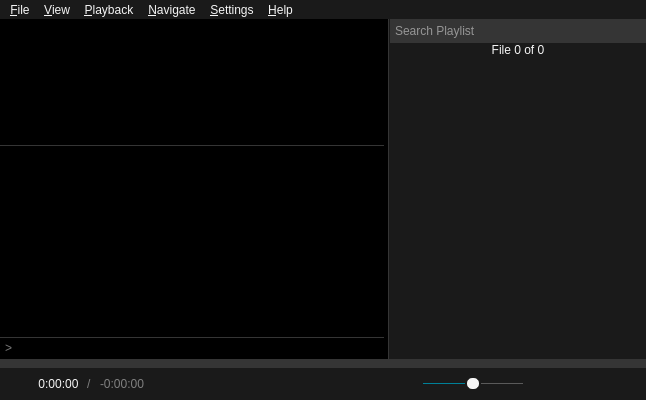
gitter-badger/mochi-player, file src/ui/mainwindow.ui: the form before one commit.
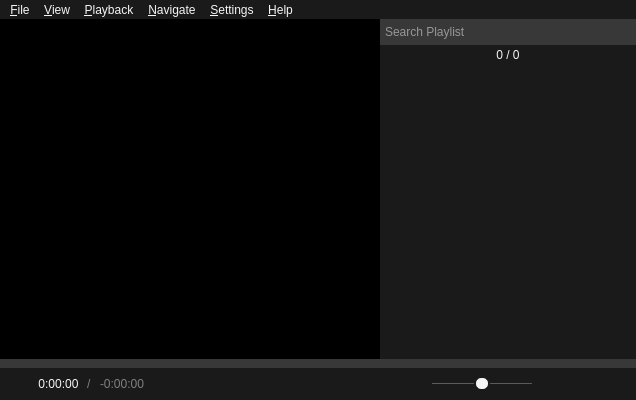
The form after the commit. Icons and pictures are not drawn. Custom widgets are drawn as their Qt base class.

What changed in the file:
```diff
--- a/src/ui/mainwindow.ui
+++ b/src/ui/mainwindow.ui
@@ -6,7 +6,7 @@
    <rect>
     <x>0</x>
     <y>0</y>
-    <width>646</width>
+    <width>636</width>
     <height>400</height>
    </rect>
   </property>
@@ -40,7 +40,7 @@
 	background: #1A1A1A;
 }
 QMenuBar::item:selected {
-	background: #008098;
+	background: #383838;
 }
 
 QMenu {
@@ -56,9 +56,7 @@
 QMenu::item::disabled {
 	color: gray;
 }
-QMenu::item::disabled:selected {
-	color: black;
-}
+/* QMenu::item::disabled:selected { } */
 QMenu::separator {
 	background: #5A5A5A;
 	height: 1px;
@@ -76,12 +74,12 @@
 
 #outputTextEdit {
 	font: 12px &quot;Courier New&quot;, monospace;
-	border-top: 1px solid #353535;
+	border-top: 1px solid #383838;
 }
 
 #inputLineEdit {
 	font: 12px &quot;Courier New&quot;,monospace;
-	border-top: 1px solid #353535;
+	border-top: 1px solid #383838;
 	padding: 2px;
 }
 #inputLineEdit:focus {
@@ -90,15 +88,11 @@
 
 /* Playlist group */
 
-#playlistLayoutWidget {
-	border-left: 1px solid #353535
-}
-
 #searchBox {
-	background: #353535;
-	border: 1px solid #353535;
+	background: #383838;
+	border: 1px solid #383838;
 	font-size: 12px;
-	padding: 3px 2px;
+	padding: 4px 2px;
 }
 #searchBox:focus {
 	border-color: #008098;
@@ -121,10 +115,10 @@
 }
 #playlistWidget::item {
 	background: #1A1A1A;
-	padding: 3px 0px;
+	padding: 4px 2px;
 }
 #playlistWidget::item:selected {
-	background: #008098;
+	background: #383838;
 }
 #playlistWidget:item:selected:active,
 #playlistWidget:item:selected:!active {
@@ -148,7 +142,7 @@
 }
 QScrollBar::add-page:vertical,
 QScrollBar::sub-page:vertical  {
-	background: #5A5A5A;
+	background: #383838;
 	margin: 0 2px;
 }
 QScrollBar::up-arrow:vertical,
@@ -171,7 +165,7 @@
 }
 QScrollBar::add-page:horizontal,
 QScrollBar::sub-page:horizontal {
-	background: #5A5A5A;
+	background: #383838;
 	margin: 2px 0;
 }
 QScrollBar::left-arrow:horizontal,
@@ -243,39 +237,7 @@
           <number>0</number>
          </property>
          <item>
-          <widget class="QPlainTextEdit" name="outputTextEdit">
-           <property name="contextMenuPolicy">
-            <enum>Qt::PreventContextMenu</enum>
-           </property>
-           <property name="acceptDrops">
-            <bool>false</bool>
-           </property>
-           <property name="frameShape">
-            <enum>QFrame::NoFrame</enum>
-           </property>
-           <property name="undoRedoEnabled">
-            <bool>false</bool>
-           </property>
-           <property name="readOnly">
-            <bool>true</bool>
-           </property>
-          </widget>
-         </item>
-         <item>
-          <widget class="CustomLineEdit" name="inputLineEdit">
-           <property name="mouseTracking">
-            <bool>false</bool>
-           </property>
-           <property name="focusPolicy">
-            <enum>Qt::ClickFocus</enum>
-           </property>
-           <property name="placeholderText">
-            <string>&gt;</string>
-           </property>
-           <property name="clearButtonEnabled">
-            <bool>true</bool>
-           </property>
-          </widget>
+          <widget class="IPythonWidget" name="consoleWidget" native="true"/>
          </item>
         </layout>
        </widget>
@@ -292,7 +254,7 @@
          <number>0</number>
         </property>
         <property name="leftMargin">
-         <number>2</number>
+         <number>0</number>
         </property>
         <property name="topMargin">
          <number>0</number>
@@ -301,7 +263,7 @@
          <number>0</number>
         </property>
         <property name="bottomMargin">
-         <number>0</number>
+         <number>1</number>
         </property>
         <item>
          <widget class="QLineEdit" name="searchBox">
@@ -319,41 +281,6 @@
           </property>
          </widget>
         </item>
-        <item>
-         <widget class="CustomLabel" name="indexLabel">
-          <property name="cursor">
-           <cursorShape>PointingHandCursor</cursorShape>
-          </property>
-          <property name="toolTip">
-           <string>Click to play a file by index</string>
-          </property>
-          <property name="text">
-           <string>File 0 of 0</string>
-          </property>
-          <property name="alignment">
-           <set>Qt::AlignCenter</set>
-          </property>
-          <property name="margin">
-           <number>4</number>
-          </property>
-         </widget>
-        </item>
-        <item>
-         <widget class="PlaylistWidget" name="playlistWidget">
-          <property name="focusPolicy">
-           <enum>Qt::ClickFocus</enum>
-          </property>
-          <property name="contextMenuPolicy">
-           <enum>Qt::DefaultContextMenu</enum>
-          </property>
-          <property name="frameShape">
-           <enum>QFrame::NoFrame</enum>
-          </property>
-          <property name="dragDropMode">
-           <enum>QAbstractItemView::InternalMove</enum>
-          </property>
-         </widget>
-        </item>
         <item>
          <widget class="QWidget" name="playlistControlLayout" native="true">
           <layout class="QHBoxLayout" name="horizontalLayout">
@@ -380,14 +307,27 @@
              <property name="toolTip">
               <string>Select the Current File</string>
              </property>
+             <property name="styleSheet">
+              <string notr="true">QPushButton {
+	padding: 2px;
+	margin: 1px;
+}
+QPushButton:flat {
+    border: none; /* no border for a flat push button */
+}
+QPushButton:flat:pressed {
+	background: #383838;
+	border-radius: 2px;
+}</string>
+             </property>
              <property name="icon">
               <iconset resource="../rsclist.qrc">
                <normaloff>:/img/select_current.svg</normaloff>:/img/select_current.svg</iconset>
              </property>
              <property name="iconSize">
               <size>
-               <width>16</width>
-               <height>16</height>
+               <width>12</width>
+               <height>12</height>
               </size>
              </property>
              <property name="flat">
@@ -409,34 +349,36 @@
             </spacer>
            </item>
            <item>
-            <widget class="QPushButton" name="hideFilesButton">
-             <property name="focusPolicy">
-              <enum>Qt::NoFocus</enum>
+            <widget class="CustomLabel" name="indexLabel">
+             <property name="cursor">
+              <cursorShape>PointingHandCursor</cursorShape>
              </property>
              <property name="toolTip">
               <string>Hide files with different extensions</string>
              </property>
-             <property name="icon">
-              <iconset resource="../rsclist.qrc">
-               <normaloff>:/img/disabled_hide_files.svg</normaloff>
-               <normalon>:/img/enabled_hide_files.svg</normalon>
-               <disabledon>:/img/enabled_hide_files.svg</disabledon>
-               <activeon>:/img/enabled_hide_files.svg</activeon>
-               <selectedon>:/img/enabled_hide_files.svg</selectedon>:/img/disabled_hide_files.svg</iconset>
+             <property name="text">
+              <string>0 / 0</string>
              </property>
-             <property name="iconSize">
+             <property name="alignment">
+              <set>Qt::AlignCenter</set>
+             </property>
+             <property name="margin">
+              <number>4</number>
+             </property>
+            </widget>
+           </item>
+           <item>
+            <spacer name="horizontalSpacer_6">
+             <property name="orientation">
+              <enum>Qt::Horizontal</enum>
+             </property>
+             <property name="sizeHint" stdset="0">
               <size>
-               <width>16</width>
-               <height>16</height>
+               <width>40</width>
+               <height>20</height>
               </size>
              </property>
-             <property name="checkable">
-              <bool>true</bool>
-             </property>
-             <property name="flat">
-              <bool>true</bool>
-             </property>
-            </widget>
+            </spacer>
            </item>
            <item>
             <widget class="QPushButton" name="refreshButton">
@@ -446,14 +388,27 @@
              <property name="toolTip">
               <string>Refresh Playlist</string>
              </property>
+             <property name="styleSheet">
+              <string notr="true">QPushButton {
+	padding: 2px;
+	margin: 1px;
+}
+QPushButton:flat {
+    border: none; /* no border for a flat push button */
+}
+QPushButton:flat:pressed {
+	background: #383838;
+	border-radius: 2px;
+}</string>
+             </property>
              <property name="icon">
               <iconset resource="../rsclist.qrc">
                <normaloff>:/img/refresh_view.svg</normaloff>:/img/refresh_view.svg</iconset>
              </property>
              <property name="iconSize">
               <size>
-               <width>16</width>
-               <height>16</height>
+               <width>12</width>
+               <height>12</height>
               </size>
              </property>
              <property name="flat">
@@ -464,6 +419,22 @@
           </layout>
          </widget>
         </item>
+        <item>
+         <widget class="PlaylistWidget" name="playlistWidget">
+          <property name="focusPolicy">
+           <enum>Qt::ClickFocus</enum>
+          </property>
+          <property name="contextMenuPolicy">
+           <enum>Qt::DefaultContextMenu</enum>
+          </property>
+          <property name="frameShape">
+           <enum>QFrame::NoFrame</enum>
+          </property>
+          <property name="dragDropMode">
+           <enum>QAbstractItemView::InternalMove</enum>
+          </property>
+         </widget>
+        </item>
        </layout>
       </widget>
      </widget>
@@ -491,7 +462,7 @@
 }
 QSlider::handle:horizontal:disabled,
 QSlider::sub-page:horizontal:disabled {
-	background: #353535;
+	background: #383838;
 }
 QSlider::handle:horizontal {
 	/* handle color */
@@ -501,7 +472,7 @@
 }
 QSlider::groove:horizontal {
 	/* the non-progressed color */
-	background: #353535;
+	background: #383838;
 }
 QSlider::sub-page:horizontal {
 	/* the progress color */
@@ -685,7 +656,7 @@
        <item>
         <layout class="QHBoxLayout" name="horizontalLayout_2">
          <property name="spacing">
-          <number>14</number>
+          <number>18</number>
          </property>
          <item>
           <widget class="QPushButton" name="rewindButton">
@@ -908,7 +879,7 @@
 	background: #008098;
 }
 QSlider::handle:horizontal {
-	background: #F5F5F5;
+	background: whitesmoke;
 	border: 2px solid #1A1A1A;
 	border-radius: 7px;
 	margin: -7px 0;
@@ -942,7 +913,7 @@
            </property>
            <property name="sizeHint" stdset="0">
             <size>
-             <width>55</width>
+             <width>48</width>
              <height>20</height>
             </size>
            </property>
@@ -1019,8 +990,8 @@
     <rect>
      <x>0</x>
      <y>0</y>
-     <width>646</width>
-     <height>23</height>
+     <width>636</width>
+     <height>22</height>
     </rect>
    </property>
    <widget class="QMenu" name="menu_File">
@@ -1720,9 +1691,10 @@
    <header>widgets/playlistwidget.h</header>
   </customwidget>
   <customwidget>
-   <class>CustomLineEdit</class>
-   <extends>QLineEdit</extends>
-   <header>widgets/customlineedit.h</header>
+   <class>IPythonWidget</class>
+   <extends>QWidget</extends>
+   <header>widgets/ipythonwidget.h</header>
+   <container>1</container>
   </customwidget>
  </customwidgets>
  <resources>
```
Left out of the diff: 46 changed lines with no effect on the pictures.
